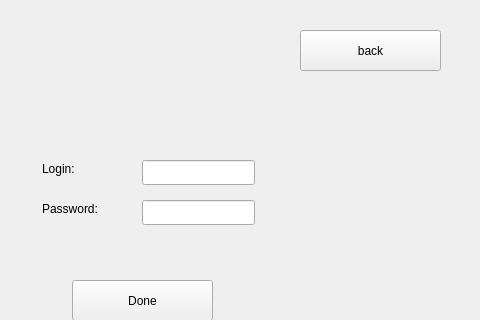
This is GUIproject/CourseWorkHypermarket/registerform.ui in ashnaider/CourseWorkHypermarket as Qt 5 draws it before an edit; both pictures show x 148 to 628 and y 0 to 320 of the 628 by 424 pixel window. The edited form follows.
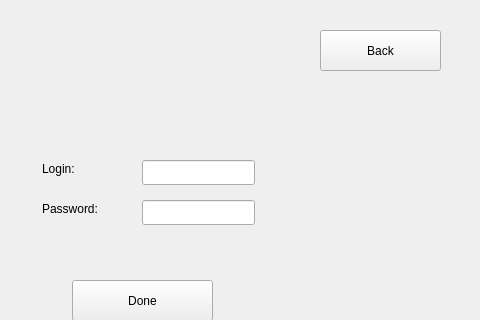
This is the edited form.

```diff
--- a/GUIproject/CourseWorkHypermarket/registerform.ui
+++ b/GUIproject/CourseWorkHypermarket/registerform.ui
@@ -13,19 +13,6 @@
   <property name="windowTitle">
    <string>Form</string>
   </property>
-  <widget class="QPushButton" name="backToLoginButton">
-   <property name="geometry">
-    <rect>
-     <x>448</x>
-     <y>30</y>
-     <width>141</width>
-     <height>41</height>
-    </rect>
-   </property>
-   <property name="text">
-    <string>back</string>
-   </property>
-  </widget>
   <widget class="QLabel" name="label">
    <property name="geometry">
     <rect>
@@ -85,6 +72,19 @@
     <string>Done</string>
    </property>
   </widget>
+  <widget class="QPushButton" name="BackToLoginButton">
+   <property name="geometry">
+    <rect>
+     <x>468</x>
+     <y>30</y>
+     <width>121</width>
+     <height>41</height>
+    </rect>
+   </property>
+   <property name="text">
+    <string>Back</string>
+   </property>
+  </widget>
  </widget>
  <resources/>
  <connections/>
```
